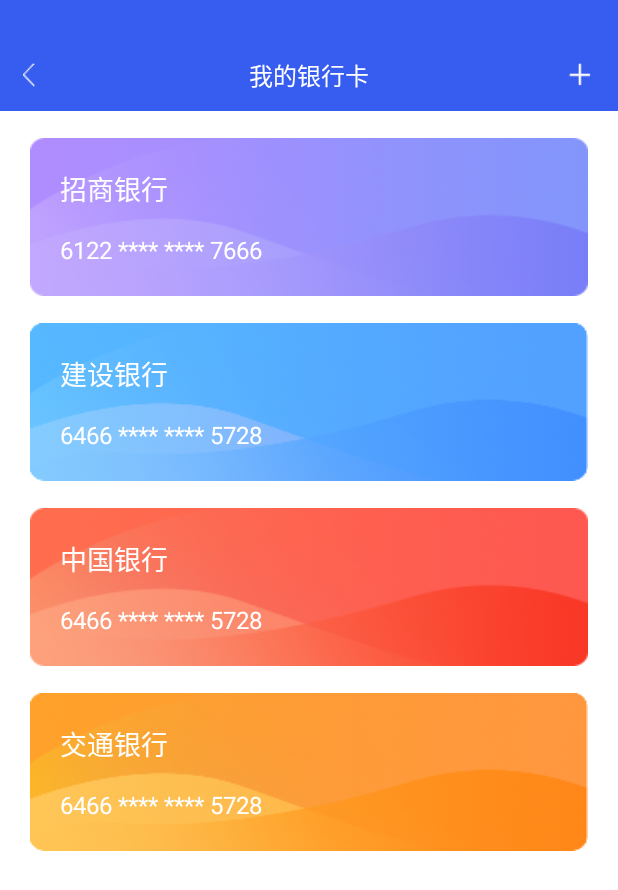
After one commit to Xzhaohao/financial, an Android app: the BankActivity screen opened directly, with no data from a screen before it, on a phone screen of 412 x 824 dp. The commit adds this screen. Shown: the top 890 px of the screen. Run offline under Robolectric (Android 15) with nearby library versions, the phone set to English and light mode, and no system bars.

Commit message:
我的银行卡

```diff
--- a/app/src/main/AndroidManifest.xml
+++ b/app/src/main/AndroidManifest.xml
@@ -3,10 +3,8 @@
     xmlns:tools="http://schemas.android.com/tools"
     package="org.kuro.financial">
     <!-- 开启网络访问权限 -->
-    <uses-permission android:name="android.permission.INTERNET" />
-    <!-- 允许访问网络状态的权限 -->
-    <uses-permission android:name="android.permission.ACCESS_NETWORK_STATE" />
-    <!-- 允许访问wifi状态的权限 -->
+    <uses-permission android:name="android.permission.INTERNET" /> <!-- 允许访问网络状态的权限 -->
+    <uses-permission android:name="android.permission.ACCESS_NETWORK_STATE" /> <!-- 允许访问wifi状态的权限 -->
     <uses-permission android:name="android.permission.ACCESS_WIFI_STATE" />
 
     <application
@@ -20,27 +18,37 @@
         tools:targetApi="31">
 
         <!-- OPPO、VIVO 刘海屏适配 -->
-        <meta-data android:name="android.max_aspect" android:value="2.2" />
-        <!-- 小米 刘海屏适配 -->
-        <meta-data android:name="notch.config" android:value="portrait|landscape" />
-
-        <!-- 启动页 -->
+        <meta-data
+            android:name="android.max_aspect"
+            android:value="2.2" /> <!-- 小米 刘海屏适配 -->
+        <meta-data
+            android:name="notch.config"
+            android:value="portrait|landscape" /> <!-- 启动页 -->
         <activity
             android:name=".ui.IndexActivity"
             android:exported="true">
             <intent-filter>
                 <action android:name="android.intent.action.MAIN" />
+
                 <category android:name="android.intent.category.LAUNCHER" />
             </intent-filter>
-        </activity>
-        <!-- 主页 -->
-        <activity android:name=".MainActivity" android:exported="false" />
-        <!-- 登录页 -->
-        <activity android:name=".ui.LoginActivity" android:exported="false" />
-        <!-- 签到页 -->
-        <activity android:name=".ui.SignInActivity" android:exported="false" />
-        <!-- 我的消息 -->
-        <activity android:name=".ui.MessageActivity" android:exported="false" />
+        </activity> <!-- 主页 -->
+        <activity
+            android:name=".MainActivity"
+            android:exported="false" /> <!-- 登录页 -->
+        <activity
+            android:name=".ui.LoginActivity"
+            android:exported="false" /> <!-- 签到页 -->
+        <activity
+            android:name=".ui.SignInActivity"
+            android:exported="false" /> <!-- 我的消息 -->
+        <activity
+            android:name=".ui.MessageActivity"
+            android:exported="false" />
+        <!-- 银行卡 -->
+        <activity
+            android:name=".ui.BankActivity"
+            android:exported="false" />
     </application>
 
 </manifest>
--- /dev/null
+++ b/app/src/main/java/org/kuro/financial/adapter/BankAdapter.java
@@ -0,0 +1,75 @@
+package org.kuro.financial.adapter;
+
+import android.content.Context;
+import android.view.LayoutInflater;
+import android.view.View;
+import android.view.ViewGroup;
+import android.widget.LinearLayout;
+import android.widget.TextView;
+
+import androidx.annotation.NonNull;
+import androidx.recyclerview.widget.RecyclerView;
+
+import org.kuro.financial.R;
+import org.kuro.financial.model.entity.Bank;
+
+import java.util.List;
+
+public class BankAdapter extends RecyclerView.Adapter<BankAdapter.BankViewHolder> {
+
+    List<Bank> bankList;
+    private final Context context;
+
+    public BankAdapter(List<Bank> bankList, Context context) {
+        this.bankList = bankList;
+        this.context = context;
+    }
+
+    @NonNull
+    @Override
+    public BankAdapter.BankViewHolder onCreateViewHolder(@NonNull ViewGroup parent, int viewType) {
+        LinearLayout view = (LinearLayout) LayoutInflater.from(context).inflate(R.layout.bank_card_item, parent, false);
+        return new BankAdapter.BankViewHolder(view);
+    }
+
+    @Override
+    public void onBindViewHolder(@NonNull BankAdapter.BankViewHolder holder, int position) {
+        Bank bank = bankList.get(position);
+        holder.bankName.setText(bank.getName());
+        holder.bankCardNum.setText(bank.getCardNum());
+
+        // 设置背景
+        switch (bank.getName()) {
+            case "招商银行":
+                holder.bankWrap.setBackgroundResource(R.mipmap.bank_card_bg1);
+                break;
+            case "建设银行":
+                holder.bankWrap.setBackgroundResource(R.mipmap.bank_card_bg2);
+                break;
+            case "中国银行":
+                holder.bankWrap.setBackgroundResource(R.mipmap.bank_card_bg3);
+                break;
+            case "交通银行":
+                holder.bankWrap.setBackgroundResource(R.mipmap.bank_card_bg4);
+                break;
+        }
+    }
+
+    @Override
+    public int getItemCount() {
+        return bankList.size();
+    }
+
+    static class BankViewHolder extends RecyclerView.ViewHolder {
+        TextView bankName;
+        TextView bankCardNum;
+        LinearLayout bankWrap;
+
+        public BankViewHolder(@NonNull View itemView) {
+            super(itemView);
+            bankName = itemView.findViewById(R.id.bank_name);
+            bankCardNum = itemView.findViewById(R.id.bank_card_num);
+            bankWrap = itemView.findViewById(R.id.bank_wrap);
+        }
+    }
+}
--- a/app/src/main/java/org/kuro/financial/fragment/MineFragment.java
+++ b/app/src/main/java/org/kuro/financial/fragment/MineFragment.java
@@ -6,6 +6,7 @@
 
 import org.kuro.financial.R;
 import org.kuro.financial.base.BaseFragment;
+import org.kuro.financial.ui.BankActivity;
 import org.kuro.financial.ui.MessageActivity;
 import org.kuro.financial.ui.SignInActivity;
 import org.kuro.financial.view.avatar.Avatar;
@@ -56,6 +57,10 @@
         // 跳转消息页面
         RelativeLayout messageRow = mRootView.findViewById(R.id.message_row);
         messageRow.setOnClickListener(v -> navigateTo(MessageActivity.class));
+
+        // 跳转我的银行卡页面
+        TextView mineBank = mRootView.findViewById(R.id.mine_bank);
+        mineBank.setOnClickListener(v -> navigateTo(BankActivity.class));
     }
 
     @Override
--- /dev/null
+++ b/app/src/main/java/org/kuro/financial/model/entity/Bank.java
@@ -0,0 +1,45 @@
+package org.kuro.financial.model.entity;
+
+import java.util.ArrayList;
+import java.util.List;
+
+public class Bank {
+
+    private String name;
+    private String cardNum;
+
+    public Bank() {
+    }
+
+    public Bank(String name, String cardNum) {
+        this.name = name;
+        this.cardNum = cardNum;
+    }
+
+    public String getName() {
+        return name;
+    }
+
+    public void setName(String name) {
+        this.name = name;
+    }
+
+    public String getCardNum() {
+        return cardNum;
+    }
+
+    public void setCardNum(String cardNum) {
+        this.cardNum = cardNum;
+    }
+
+    public static List<Bank> getList() {
+        List<Bank> list = new ArrayList<>();
+
+        list.add(new Bank("招商银行", "6122 **** **** 7666"));
+        list.add(new Bank("建设银行", "6466 **** **** 5728"));
+        list.add(new Bank("中国银行", "6466 **** **** 5728"));
+        list.add(new Bank("交通银行", "6466 **** **** 5728"));
+
+        return list;
+    }
+}
--- /dev/null
+++ b/app/src/main/java/org/kuro/financial/ui/BankActivity.java
@@ -0,0 +1,34 @@
+package org.kuro.financial.ui;
+
+import android.os.Bundle;
+import android.widget.ImageView;
+
+import androidx.recyclerview.widget.LinearLayoutManager;
+import androidx.recyclerview.widget.RecyclerView;
+
+import org.kuro.financial.R;
+import org.kuro.financial.adapter.BankAdapter;
+import org.kuro.financial.base.BaseUIActivity;
+import org.kuro.financial.model.entity.Bank;
+
+public class BankActivity extends BaseUIActivity {
+
+    @Override
+    protected void onCreate(Bundle savedInstanceState) {
+        super.onCreate(savedInstanceState);
+        setContentView(R.layout.activity_bank);
+
+        initView();
+    }
+
+    private void initView() {
+        RecyclerView bankList = findViewById(R.id.bank_list);
+        LinearLayoutManager layoutManager = new LinearLayoutManager(this);
+        layoutManager.setOrientation(LinearLayoutManager.VERTICAL);
+        bankList.setLayoutManager(layoutManager);
+        bankList.setAdapter(new BankAdapter(Bank.getList(), this));
+
+        ImageView back = findViewById(R.id.bank_back);
+        back.setOnClickListener(v -> finish());
+    }
+}
--- /dev/null
+++ b/app/src/main/res/layout/activity_bank.xml
@@ -0,0 +1,46 @@
+<?xml version="1.0" encoding="utf-8"?>
+<LinearLayout xmlns:android="http://schemas.android.com/apk/res/android"
+    xmlns:tools="http://schemas.android.com/tools"
+    android:layout_width="match_parent"
+    android:layout_height="match_parent"
+    android:background="@color/white"
+    android:orientation="vertical"
+    tools:context=".ui.BankActivity">
+
+    <LinearLayout
+        android:layout_width="match_parent"
+        android:layout_height="74dp"
+        android:background="@color/primary"
+        android:paddingTop="26dp">
+
+        <ImageView
+            android:id="@+id/bank_back"
+            android:layout_width="20dp"
+            android:layout_height="match_parent"
+            android:layout_marginStart="15dp"
+            android:contentDescription="@string/bank_card_list"
+            android:src="@mipmap/back_icon" />
+
+        <TextView
+            android:layout_width="0dp"
+            android:layout_height="match_parent"
+            android:layout_weight="1"
+            android:gravity="center"
+            android:text="@string/bank_card_list"
+            android:textColor="@color/white"
+            android:textSize="16sp" />
+
+        <ImageView
+            android:layout_width="20dp"
+            android:layout_height="match_parent"
+            android:layout_marginEnd="15dp"
+            android:contentDescription="@string/bank_card_list"
+            android:src="@mipmap/plus" />
+    </LinearLayout>
+
+    <androidx.recyclerview.widget.RecyclerView
+        android:id="@+id/bank_list"
+        android:layout_width="match_parent"
+        android:layout_height="match_parent" />
+
+</LinearLayout>
--- /dev/null
+++ b/app/src/main/res/layout/bank_card_item.xml
@@ -0,0 +1,30 @@
+<?xml version="1.0" encoding="utf-8"?>
+<LinearLayout xmlns:android="http://schemas.android.com/apk/res/android"
+    android:id="@+id/bank_wrap"
+    android:layout_width="match_parent"
+    android:layout_height="105dp"
+    android:layout_marginStart="20dp"
+    android:layout_marginTop="18dp"
+    android:layout_marginEnd="20dp"
+    android:background="@mipmap/bank_card_bg1"
+    android:orientation="vertical">
+
+    <TextView
+        android:id="@+id/bank_name"
+        android:layout_width="wrap_content"
+        android:layout_height="wrap_content"
+        android:layout_marginStart="20dp"
+        android:layout_marginTop="20dp"
+        android:textColor="@color/white"
+        android:textSize="18sp" />
+
+    <TextView
+        android:id="@+id/bank_card_num"
+        android:layout_width="wrap_content"
+        android:layout_height="wrap_content"
+        android:layout_marginStart="20dp"
+        android:layout_marginTop="16dp"
+        android:textColor="@color/white"
+        android:textSize="16sp" />
+
+</LinearLayout>
--- a/app/src/main/res/layout/fragment_mine.xml
+++ b/app/src/main/res/layout/fragment_mine.xml
@@ -134,6 +134,7 @@
             app:drawableTopCompat="@mipmap/mine_roll" />
 
         <TextView
+            android:id="@+id/mine_bank"
             style="@style/mine_menu_item"
             android:text="@string/mine_bank_card"
             app:drawableTopCompat="@mipmap/mine_bank_card" />
--- a/app/src/main/res/values/strings.xml
+++ b/app/src/main/res/values/strings.xml
@@ -91,4 +91,7 @@
 
     <!-- 我的消息 -->
     <string name="message_title">我的消息</string>
+
+    <!-- 我的银行卡 -->
+    <string name="bank_card_list">我的银行卡</string>
 </resources>
```
Also changed, not shown: app/src/main/res/mipmap-xxhdpi/back_icon.png (added), app/src/main/res/mipmap-xxhdpi/bank_card_bg1.png (added), app/src/main/res/mipmap-xxhdpi/bank_card_bg2.png (added), app/src/main/res/mipmap-xxhdpi/bank_card_bg3.png (added), app/src/main/res/mipmap-xxhdpi/bank_card_bg4.png (added), app/src/main/res/mipmap-xxhdpi/plus.png (added), 3 other files.
